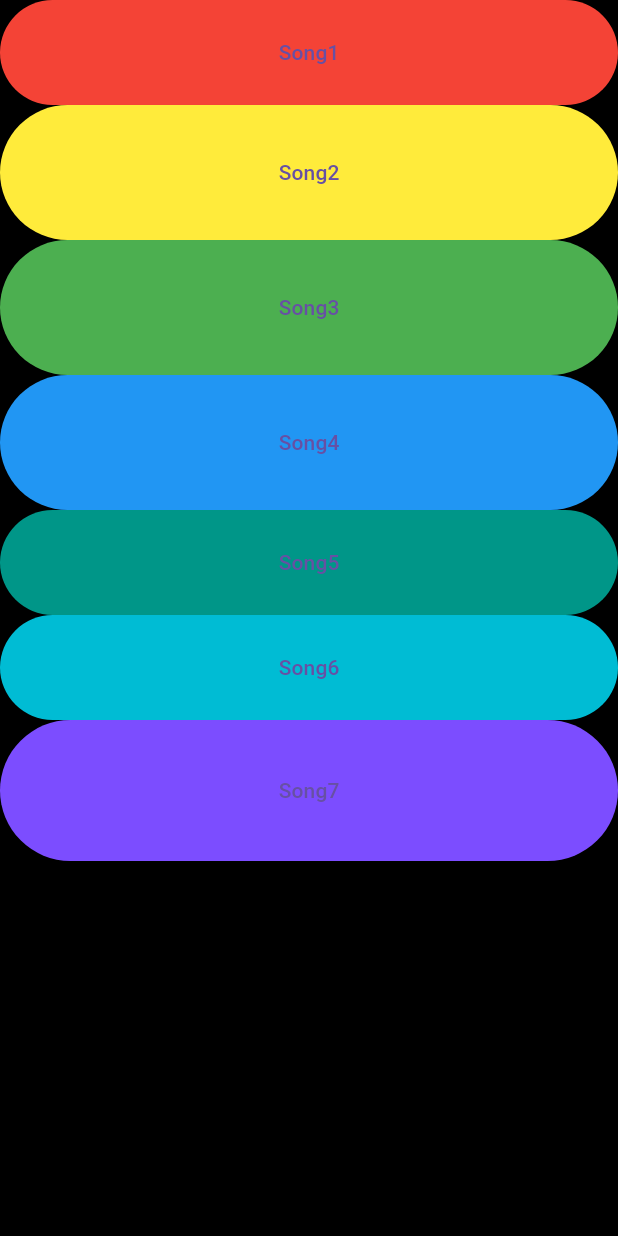
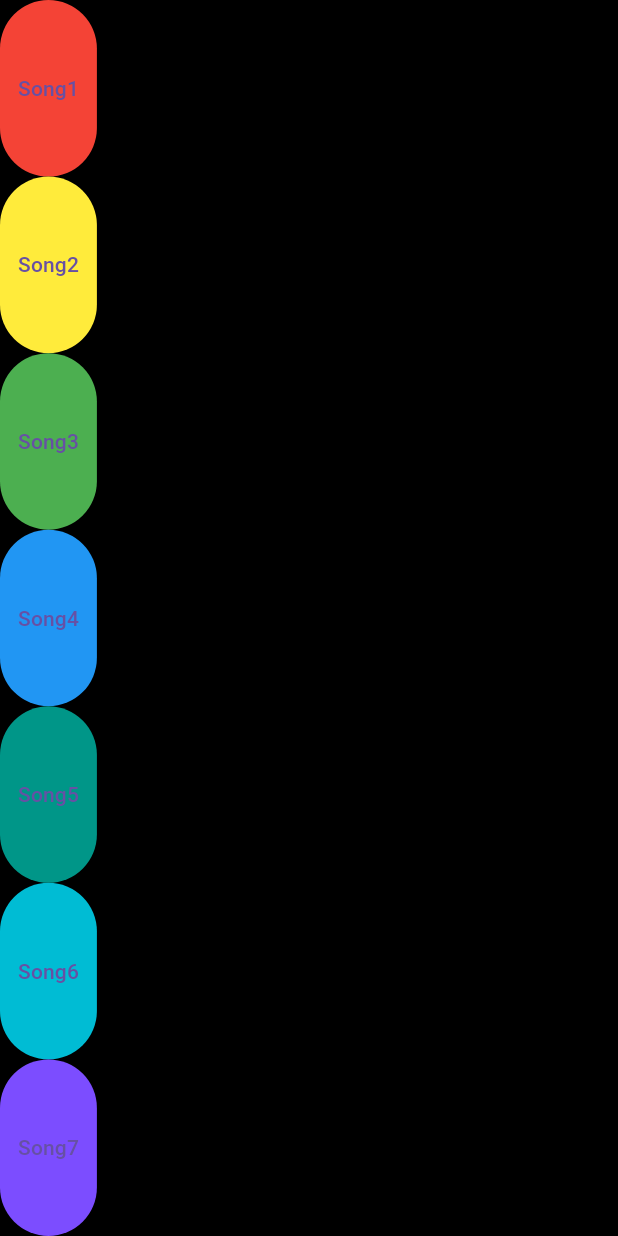
Before and after one commit to saidAbdirahman/xylophone-flutter, a Flutter app: the screen it shows after launch, on a phone screen of 412 x 824 dp. Run offline on Flutter 3.47's test engine with Material 3 defaults, Android fonts, the phone set to English and light mode, and no system bars; our stand-ins replace audioplayers.

Commit message:
ahh also you can use expand widget for resizing than container which need explicty hieght and width
Signed-off-by: saidAbirahman <saidqaaje11@gmail.com>

```diff
--- a/lib/main.dart
+++ b/lib/main.dart
@@ -20,9 +20,7 @@ class XylophoneApp extends StatelessWidget {
           child: Column(
 
             children: [
-              Container(
-                width: 1000,
-                height: 70,
+              Expanded(
                 child: TextButton(
 
                   style: TextButton.styleFrom(
@@ -34,9 +32,7 @@ class XylophoneApp extends StatelessWidget {
                   child: Text("Song1"),
                 ),
               ),
-              Container(
-                width: 1000,
-                height: 90,
+              Expanded(
                 child: TextButton(
                   style: TextButton.styleFrom(
                       backgroundColor: Colors.yellow
@@ -47,9 +43,7 @@ class XylophoneApp extends StatelessWidget {
                   child: Text("Song2"),
                 ),
               ),
-              Container(
-                width: 1000,
-                height: 90,
+              Expanded(
                 child: TextButton(
                   style: TextButton.styleFrom(
                       backgroundColor: Colors.green
@@ -60,9 +54,7 @@ class XylophoneApp extends StatelessWidget {
                   child: Text("Song3"),
                 ),
               ),
-              Container(
-                width: 1000,
-                height: 90,
+              Expanded(
                 child: TextButton(
                   style: TextButton.styleFrom(
                       backgroundColor: Colors.blue
@@ -73,9 +65,7 @@ class XylophoneApp extends StatelessWidget {
                   child: Text("Song4"),
                 ),
               ),
-              Container(
-                width: 1000,
-                height: 70,
+              Expanded(
                 child: TextButton(
                   style: TextButton.styleFrom(
                       backgroundColor: Colors.teal
@@ -86,9 +76,7 @@ class XylophoneApp extends StatelessWidget {
                   child: Text("Song5"),
                 ),
               ),
-              Container(
-                width: 1000,
-                height: 70,
+              Expanded(
                 child: TextButton(
                   style: TextButton.styleFrom(
                       backgroundColor: Colors.cyan
@@ -99,9 +87,7 @@ class XylophoneApp extends StatelessWidget {
                   child: Text("Song6"),
                 ),
               ),
-              Container(
-                width: 1000,
-                height: 94,
+              Expanded(
                 child: TextButton(
                   style: TextButton.styleFrom(
                       backgroundColor: Colors.deepPurpleAccent
```
